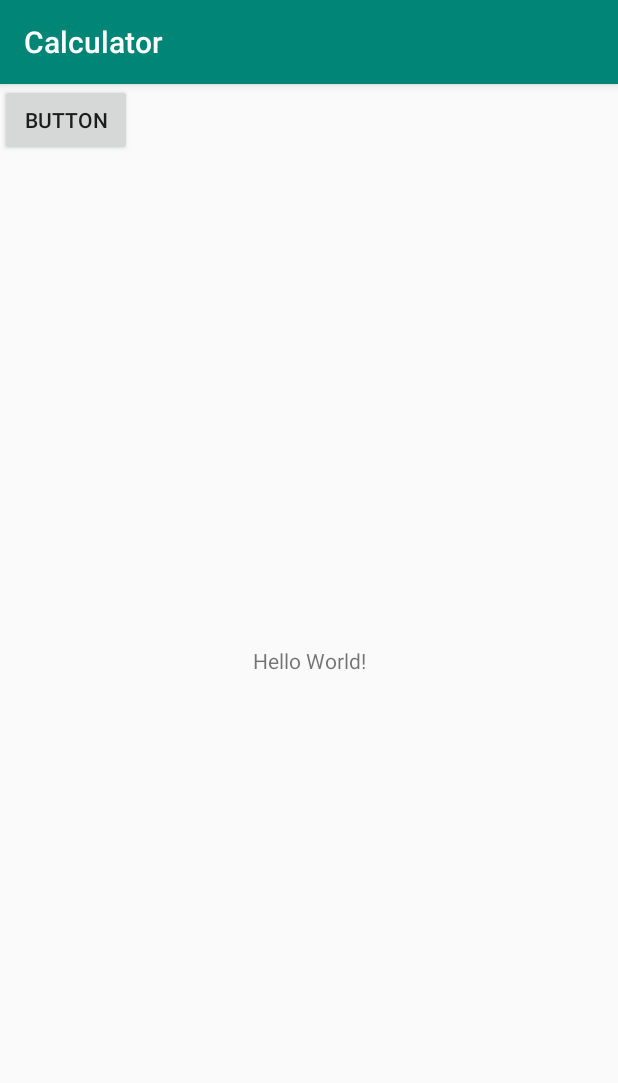
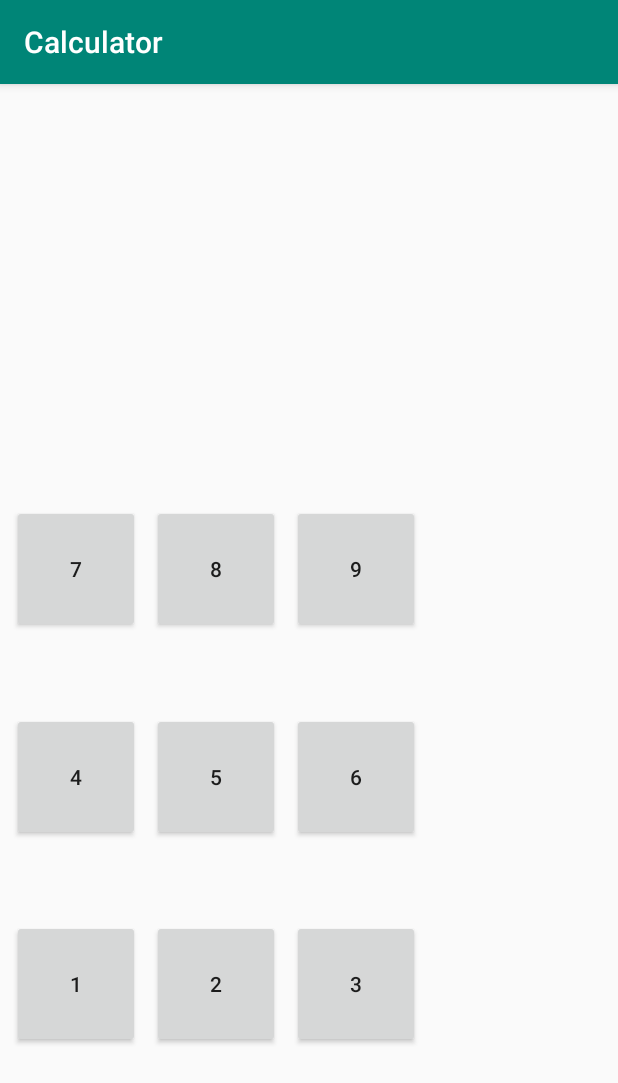
Before and after one commit to JisK1/Calculator, an Android app: the screen it shows after launch (MainActivity), on a phone screen of 412 x 824 dp. Shown: the top 1083 px of the screen. Run offline under Robolectric (Android 15) with nearby library versions, the phone set to English and light mode, and no system bars.

Commit message:
Added number buttons

```diff
--- a/app/src/main/res/layout/activity_main.xml
+++ b/app/src/main/res/layout/activity_main.xml
@@ -7,21 +7,148 @@
     android:layout_height="match_parent"
     tools:context=".MainActivity">
 
-    <TextView
-        android:layout_width="wrap_content"
-        android:layout_height="wrap_content"
-        android:text="Hello World!"
-        app:layout_constraintBottom_toBottomOf="parent"
-        app:layout_constraintLeft_toLeftOf="parent"
-        app:layout_constraintRight_toRightOf="parent"
-        app:layout_constraintTop_toTopOf="parent" />
+        <Button
+            android:id="@+id/button1"
+            android:layout_width="85dp"
+            android:layout_height="85dp"
+            android:layout_marginStart="8dp"
+            android:layout_marginTop="8dp"
+            android:layout_marginEnd="8dp"
+            android:layout_marginBottom="8dp"
+            android:text="1"
+            app:layout_constraintBottom_toBottomOf="parent"
+            app:layout_constraintEnd_toEndOf="parent"
+            app:layout_constraintHorizontal_bias="0.0"
+            app:layout_constraintStart_toStartOf="parent"
+            app:layout_constraintTop_toTopOf="parent"
+            app:layout_constraintVertical_bias="0.824" />
 
-    <Button
-        android:id="@+id/button1"
-        android:layout_width="wrap_content"
-        android:layout_height="wrap_content"
-        android:text="Button"
-        tools:layout_editor_absoluteX="148dp"
-        tools:layout_editor_absoluteY="101dp" />
+        <Button
+            android:id="@+id/button2"
+            android:layout_width="85dp"
+            android:layout_height="85dp"
+            android:layout_marginStart="8dp"
+            android:layout_marginTop="8dp"
+            android:layout_marginEnd="8dp"
+            android:layout_marginBottom="8dp"
+            android:text="2"
+            app:layout_constraintBottom_toBottomOf="parent"
+            app:layout_constraintEnd_toEndOf="parent"
+            app:layout_constraintHorizontal_bias="0.3"
+            app:layout_constraintStart_toStartOf="parent"
+            app:layout_constraintTop_toTopOf="parent"
+            app:layout_constraintVertical_bias="0.824" />
+
+        <Button
+            android:id="@+id/button3"
+            android:layout_width="85dp"
+            android:layout_height="85dp"
+            android:layout_marginStart="8dp"
+            android:layout_marginTop="8dp"
+            android:layout_marginEnd="8dp"
+            android:layout_marginBottom="8dp"
+            android:text="3"
+            app:layout_constraintBottom_toBottomOf="parent"
+            app:layout_constraintEnd_toEndOf="parent"
+            app:layout_constraintHorizontal_bias="0.6"
+            app:layout_constraintStart_toStartOf="parent"
+            app:layout_constraintTop_toTopOf="parent"
+            app:layout_constraintVertical_bias="0.824" />
+
+        <Button
+            android:id="@+id/button4"
+            android:layout_width="85dp"
+            android:layout_height="85dp"
+            android:layout_marginStart="8dp"
+            android:layout_marginTop="8dp"
+            android:layout_marginEnd="8dp"
+            android:layout_marginBottom="8dp"
+            android:text="4"
+            app:layout_constraintBottom_toBottomOf="parent"
+            app:layout_constraintEnd_toEndOf="parent"
+            app:layout_constraintHorizontal_bias="0.0"
+            app:layout_constraintStart_toStartOf="parent"
+            app:layout_constraintTop_toTopOf="parent"
+            app:layout_constraintVertical_bias="0.617" />
+
+        <Button
+            android:id="@+id/button5"
+            android:layout_width="85dp"
+            android:layout_height="85dp"
+            android:layout_marginStart="8dp"
+            android:layout_marginTop="8dp"
+            android:layout_marginEnd="8dp"
+            android:layout_marginBottom="8dp"
+            android:text="5"
+            app:layout_constraintBottom_toBottomOf="parent"
+            app:layout_constraintEnd_toEndOf="parent"
+            app:layout_constraintHorizontal_bias="0.3"
+            app:layout_constraintStart_toStartOf="parent"
+            app:layout_constraintTop_toTopOf="parent"
+            app:layout_constraintVertical_bias="0.617" />
+
+        <Button
+            android:id="@+id/button6"
+            android:layout_width="85dp"
+            android:layout_height="85dp"
+            android:layout_marginStart="8dp"
+            android:layout_marginTop="8dp"
+            android:layout_marginEnd="8dp"
+            android:layout_marginBottom="8dp"
+            android:text="6"
+            app:layout_constraintBottom_toBottomOf="parent"
+            app:layout_constraintEnd_toEndOf="parent"
+            app:layout_constraintHorizontal_bias="0.6"
+            app:layout_constraintStart_toStartOf="parent"
+            app:layout_constraintTop_toTopOf="parent"
+            app:layout_constraintVertical_bias="0.617" />
+
+        <Button
+            android:id="@+id/button7"
+            android:layout_width="85dp"
+            android:layout_height="85dp"
+            android:layout_marginStart="8dp"
+            android:layout_marginTop="8dp"
+            android:layout_marginEnd="8dp"
+            android:layout_marginBottom="8dp"
+            android:text="7"
+            app:layout_constraintBottom_toBottomOf="parent"
+            app:layout_constraintEnd_toEndOf="parent"
+            app:layout_constraintHorizontal_bias="0.0"
+            app:layout_constraintStart_toStartOf="parent"
+            app:layout_constraintTop_toTopOf="parent"
+            app:layout_constraintVertical_bias="0.409" />
+
+        <Button
+            android:id="@+id/button8"
+            android:layout_width="85dp"
+            android:layout_height="85dp"
+            android:layout_marginStart="8dp"
+            android:layout_marginTop="8dp"
+            android:layout_marginEnd="8dp"
+            android:layout_marginBottom="8dp"
+            android:text="8"
+            app:layout_constraintBottom_toBottomOf="parent"
+            app:layout_constraintEnd_toEndOf="parent"
+            app:layout_constraintHorizontal_bias="0.3"
+            app:layout_constraintStart_toStartOf="parent"
+            app:layout_constraintTop_toTopOf="parent"
+            app:layout_constraintVertical_bias="0.409" />
+
+        <Button
+            android:id="@+id/button9"
+            android:layout_width="85dp"
+            android:layout_height="85dp"
+            android:layout_marginStart="8dp"
+            android:layout_marginTop="8dp"
+            android:layout_marginEnd="8dp"
+            android:layout_marginBottom="8dp"
+            android:text="9"
+            app:layout_constraintBottom_toBottomOf="parent"
+            app:layout_constraintEnd_toEndOf="parent"
+            app:layout_constraintHorizontal_bias="0.6"
+            app:layout_constraintStart_toStartOf="parent"
+            app:layout_constraintTop_toTopOf="parent"
+            app:layout_constraintVertical_bias="0.409" />
 
 </android.support.constraint.ConstraintLayout>
```
